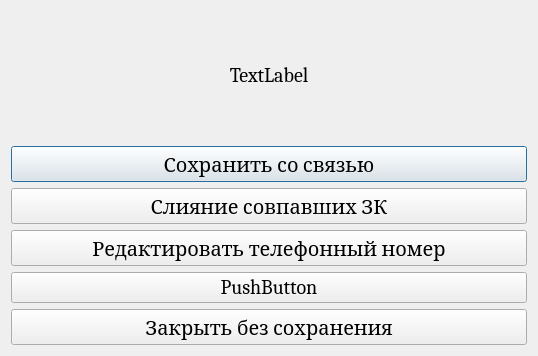
Yavlados/VKR, file dialog_conflict.ui: the form before one commit.
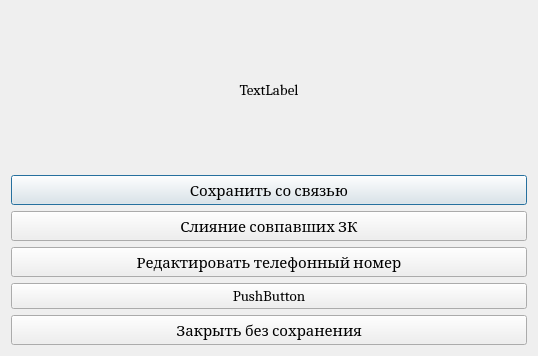
The form after the commit.

What changed in the file:
```diff
--- a/dialog_conflict.ui
+++ b/dialog_conflict.ui
@@ -27,7 +27,7 @@
        <property name="font">
         <font>
          <family>Cambria</family>
-         <pointsize>15</pointsize>
+         <pointsize>11</pointsize>
         </font>
        </property>
        <property name="text">
@@ -45,7 +45,7 @@
          <property name="font">
           <font>
            <family>Cambria</family>
-           <pointsize>15</pointsize>
+           <pointsize>11</pointsize>
           </font>
          </property>
          <property name="text">
@@ -58,7 +58,7 @@
          <property name="font">
           <font>
            <family>Cambria</family>
-           <pointsize>15</pointsize>
+           <pointsize>11</pointsize>
           </font>
          </property>
          <property name="text">
@@ -71,7 +71,7 @@
          <property name="font">
           <font>
            <family>Cambria</family>
-           <pointsize>15</pointsize>
+           <pointsize>11</pointsize>
           </font>
          </property>
          <property name="text">
@@ -84,7 +84,7 @@
          <property name="font">
           <font>
            <family>Cambria</family>
-           <pointsize>15</pointsize>
+           <pointsize>11</pointsize>
           </font>
          </property>
          <property name="text">
@@ -97,7 +97,7 @@
          <property name="font">
           <font>
            <family>Cambria</family>
-           <pointsize>15</pointsize>
+           <pointsize>11</pointsize>
           </font>
          </property>
          <property name="text">
```
